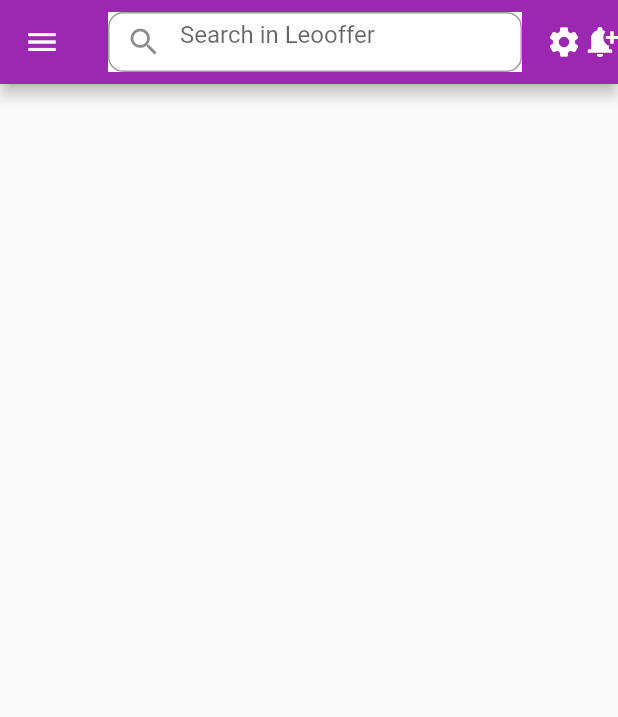
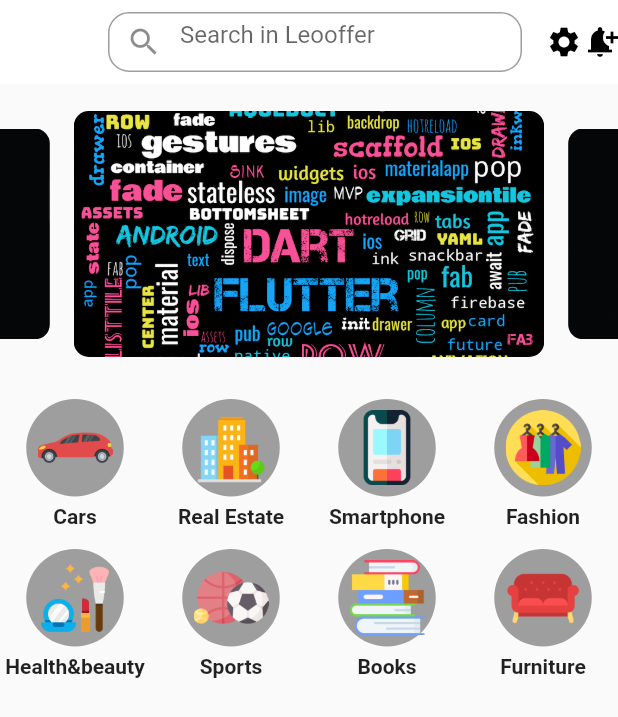
Before and after one commit to prasadarbad/olx_app_clone, a Flutter app: the screen it shows after launch, on a phone screen of 412 x 824 dp. Shown: the top 717 px of the screen. Run offline on Flutter 3.47's test engine with Material 2 defaults, Android fonts, the phone set to English and light mode, and no system bars; drawn by our look-alikes of carousel_slider.

Commit message:
categories added

```diff
--- a/lib/main.dart
+++ b/lib/main.dart
@@ -1,5 +1,6 @@
 import 'package:flutter/material.dart';
 import 'package:olx_app_clone/screens/homepage.dart';
+import 'package:olx_app_clone/widgets/iconsgrid.dart';
 
 void main() {
   runApp(const MyApp());
--- a/lib/screens/homepage.dart
+++ b/lib/screens/homepage.dart
@@ -1,4 +1,7 @@
 import 'package:flutter/material.dart';
+import 'package:carousel_slider/carousel_slider.dart';
+import 'package:olx_app_clone/widgets/iconsgrid.dart';
+import 'package:olx_app_clone/widgets/slider.dart';
 
 class HomePage extends StatefulWidget {
   const HomePage({Key? key}) : super(key: key);
@@ -12,26 +15,52 @@ class _HomePageState extends State<HomePage> {
   Widget build(BuildContext context) {
     return Scaffold(
       appBar: AppBar(
+        backgroundColor: Colors.white,
+        elevation: 0,
         title: Container(
-          width: 350,
+          alignment: Alignment.center,
+          width: 300,
           height: 40,
           color: Colors.white,
           child: Center(
             child: TextField(
               decoration: InputDecoration(
-                fillColor: Colors.white,
+                alignLabelWithHint: true,
                 hintText: 'Search in Leooffer',
-                prefixIcon: Icon(Icons.search),
+                prefixIcon: const Icon(Icons.search),
                 border: OutlineInputBorder(
-                  borderRadius: BorderRadius.circular(10.0),
+                  borderRadius: BorderRadius.circular(14.0),
                 ),
               ),
             ),
           ),
         ),
-        actions: const [Icon(Icons.settings), Icon(Icons.notification_add)],
+        actions: const [
+          Icon(
+            Icons.settings,
+            color: Colors.black,
+          ),
+          Icon(
+            Icons.notification_add,
+            color: Colors.black,
+          )
+        ],
       ),
       drawer: Drawer(),
+      body: SingleChildScrollView(
+        child: Column(
+          children: const [
+            SizedBox(
+              height: 10,
+            ),
+            ImageSlider(),
+            SizedBox(
+              height: 20,
+            ),
+            IconsGridView(),
+          ],
+        ),
+      ),
     );
   }
 }
--- /dev/null
+++ b/lib/widgets/iconsgrid.dart
@@ -0,0 +1,211 @@
+import 'dart:ui';
+
+import 'package:flutter/material.dart';
+
+class IconsGridView extends StatefulWidget {
+  const IconsGridView({Key? key}) : super(key: key);
+
+  @override
+  State<IconsGridView> createState() => _IconsGridViewState();
+}
+
+class _IconsGridViewState extends State<IconsGridView> {
+  @override
+  Widget build(BuildContext context) {
+    return Container(
+      height: 200,
+      child: GridView(
+        shrinkWrap: false,
+        gridDelegate: const SliverGridDelegateWithMaxCrossAxisExtent(
+          crossAxisSpacing: 4.0,
+          maxCrossAxisExtent: 100.0,
+          childAspectRatio: 1.0,
+        ),
+        children: <Widget>[
+          Column(
+            children: [
+              Container(
+                decoration: const BoxDecoration(
+                    color: Colors.grey, shape: BoxShape.circle),
+                child: Center(
+                  child: Image.asset(
+                    'assets/icons/car.png',
+                    height: 65,
+                    width: 50,
+                  ),
+                ),
+              ),
+              const SizedBox(
+                height: 5.0,
+              ),
+              const Text(
+                'Cars',
+                style: TextStyle(fontWeight: FontWeight.bold),
+              )
+            ],
+          ),
+          Column(
+            children: [
+              Container(
+                decoration: const BoxDecoration(
+                    color: Colors.grey, shape: BoxShape.circle),
+                child: Center(
+                  child: Image.asset(
+                    'assets/icons/apartment.png',
+                    height: 65,
+                    width: 50,
+                  ),
+                ),
+              ),
+              const SizedBox(
+                height: 5.0,
+              ),
+              const Text(
+                'Real Estate',
+                style: TextStyle(fontWeight: FontWeight.bold),
+              )
+            ],
+          ),
+          Column(
+            children: [
+              Container(
+                decoration: const BoxDecoration(
+                    color: Colors.grey, shape: BoxShape.circle),
+                child: Center(
+                  child: Image.asset(
+                    'assets/icons/smartphone.png',
+                    height: 65,
+                    width: 50,
+                  ),
+                ),
+              ),
+              const SizedBox(
+                height: 5.0,
+              ),
+              const Text(
+                'Smartphone',
+                style: TextStyle(fontWeight: FontWeight.bold),
+              )
+            ],
+          ),
+          Column(
+            children: [
+              Container(
+                decoration: const BoxDecoration(
+                    color: Colors.grey, shape: BoxShape.circle),
+                child: Center(
+                  child: Image.asset(
+                    'assets/icons/wardrobe.png',
+                    height: 65,
+                    width: 50,
+                  ),
+                ),
+              ),
+              const SizedBox(
+                height: 5.0,
+              ),
+              const Text(
+                'Fashion',
+                style: TextStyle(fontWeight: FontWeight.bold),
+              ),
+            ],
+          ),
+          Column(
+            children: [
+              Container(
+                decoration: const BoxDecoration(
+                    color: Colors.grey, shape: BoxShape.circle),
+                child: Center(
+                  child: Image.asset(
+                    'assets/icons/cosmetics.png',
+                    height: 65,
+                    width: 50,
+                  ),
+                ),
+              ),
+              const SizedBox(
+                height: 5.0,
+              ),
+              const Text(
+                'Health&beauty',
+                style: TextStyle(fontWeight: FontWeight.bold),
+              ),
+            ],
+          ),
+          Column(
+            children: [
+              Container(
+                decoration: const BoxDecoration(
+                    color: Colors.grey, shape: BoxShape.circle),
+                child: Center(
+                  child: Image.asset(
+                    'assets/icons/sport.png',
+                    height: 65,
+                    width: 50,
+                  ),
+                ),
+              ),
+              const SizedBox(
+                height: 5.0,
+              ),
+              const Text(
+                'Sports',
+                style: TextStyle(fontWeight: FontWeight.bold),
+              ),
+            ],
+          ),
+          Column(
+            children: [
+              Container(
+                decoration: const BoxDecoration(
+                    color: Colors.grey, shape: BoxShape.circle),
+                child: Center(
+                  child: Image.asset(
+                    'assets/icons/books.png',
+                    height: 65,
+                    width: 50,
+                  ),
+                ),
+              ),
+              const SizedBox(
+                height: 5.0,
+              ),
+              const Text(
+                'Books',
+                style: TextStyle(fontWeight: FontWeight.bold),
+              ),
+            ],
+          ),
+          Column(
+            children: [
+              Container(
+                decoration: const BoxDecoration(
+                    color: Colors.grey, shape: BoxShape.circle),
+                child: Center(
+                  child: Image.asset(
+                    'assets/icons/sofa.png',
+                    height: 65,
+                    width: 50,
+                  ),
+                ),
+              ),
+              const SizedBox(
+                height: 5.0,
+              ),
+              const Text(
+                'Furniture',
+                style: TextStyle(fontWeight: FontWeight.bold),
+              ),
+            ],
+          ),
+          Icon(Icons.ac_unit),
+          Icon(Icons.airport_shuttle),
+          Icon(Icons.all_inclusive),
+          Icon(Icons.beach_access),
+          Icon(Icons.cake),
+          Icon(Icons.free_breakfast),
+        ],
+      ),
+    );
+  }
+}
--- /dev/null
+++ b/lib/widgets/slider.dart
@@ -0,0 +1,44 @@
+import 'package:flutter/material.dart';
+import 'package:carousel_slider/carousel_slider.dart';
+
+class ImageSlider extends StatelessWidget {
+  const ImageSlider({
+    Key? key,
+  }) : super(key: key);
+
+  @override
+  Widget build(BuildContext context) {
+    return CarouselSlider(
+      items: [
+        Container(
+          margin: const EdgeInsets.all(8.0),
+          decoration: BoxDecoration(
+              borderRadius: BorderRadius.circular(10.0),
+              image: const DecorationImage(
+                image: AssetImage('assets/images/flutter wallpaper.png'),
+                fit: BoxFit.cover,
+              )),
+        ),
+        Container(
+          margin: EdgeInsets.all(8.0),
+          decoration: BoxDecoration(
+            borderRadius: BorderRadius.circular(10.0),
+            image: const DecorationImage(
+              image: AssetImage('assets/images/Iron-Man-HD-Background.jpg'),
+              fit: BoxFit.cover,
+            ),
+          ),
+        ),
+      ],
+      options: CarouselOptions(
+        autoPlay: true,
+        aspectRatio: 16 / 9,
+        enlargeCenterPage: true,
+        enableInfiniteScroll: true,
+        height: 180.0,
+        autoPlayAnimationDuration: const Duration(milliseconds: 800),
+        enlargeStrategy: CenterPageEnlargeStrategy.height,
+      ),
+    );
+  }
+}
```
Also changed, not shown: pubspec.yaml (+12 -3 lines), assets/icons/apartment.png (added), assets/icons/books.png (added), assets/icons/car.png (added), assets/icons/cosmetics.png (added), assets/icons/smartphone.png (added), assets/icons/sofa.png (added), assets/icons/sport.png (added), assets/icons/wardrobe.png (added), assets/images/Iron-Man-HD-Background.jpg (added), assets/images/flutter tile.png (added), assets/images/flutter wallpaper.png (added), pubspec.lock.
